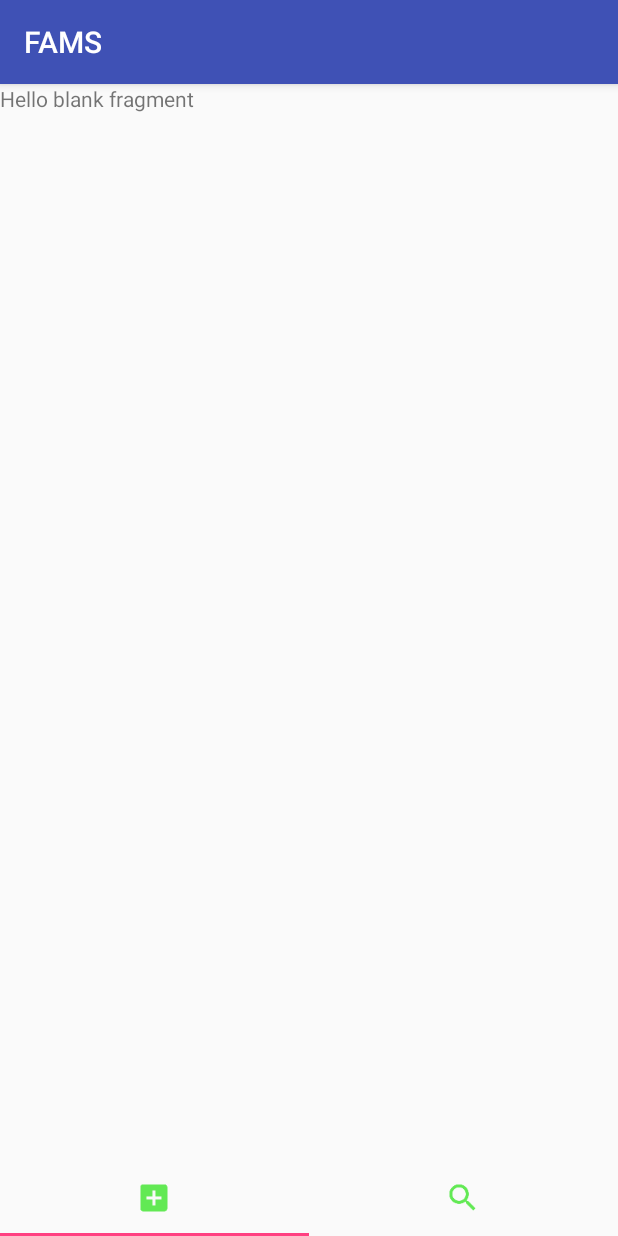
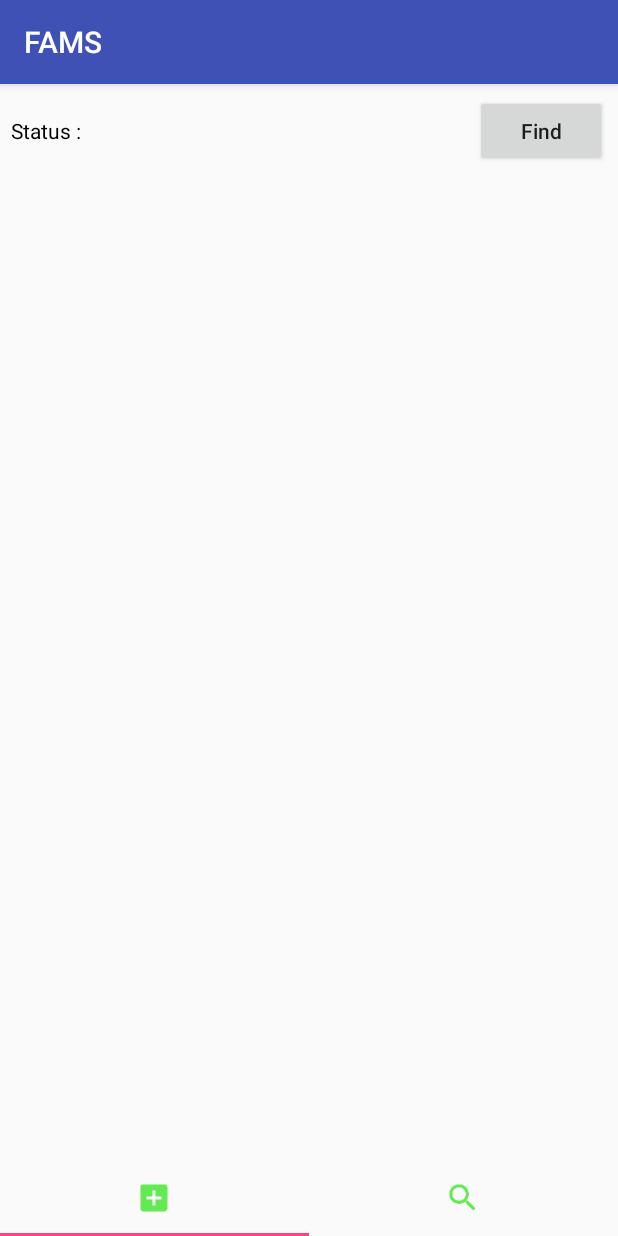
Before and after one commit to richasdy/AMS, an Android app: the screen it shows after launch (HalamanUtama), on a phone screen of 412 x 824 dp. Run offline under Robolectric (Android 15) with nearby library versions, the phone set to English and light mode, and no system bars; our stand-ins replace ButterKnife; libraries missing offline, so code that uses them is left out: com.pixplicity.easyprefs; 3 statements that could not run were skipped.

Commit message:
add paired device data

```diff
--- a/app/src/main/java/com/inventaris/fams/Fragment/AddData.java
+++ b/app/src/main/java/com/inventaris/fams/Fragment/AddData.java
@@ -1,13 +1,18 @@
 package com.inventaris.fams.Fragment;
 
 
+import android.content.Intent;
 import android.os.Bundle;
 import android.support.v4.app.Fragment;
 import android.view.LayoutInflater;
 import android.view.View;
 import android.view.ViewGroup;
 
+import com.inventaris.fams.CariDevice;
 import com.inventaris.fams.R;
+
+import butterknife.ButterKnife;
+import butterknife.OnClick;
 
 /**
  * A simple {@link Fragment} subclass.
@@ -24,7 +29,15 @@ public class AddData extends Fragment {
     public View onCreateView(LayoutInflater inflater, ViewGroup container,
                              Bundle savedInstanceState) {
         // Inflate the layout for this fragment
-        return inflater.inflate(R.layout.fragment_add_data, container, false);
+        View view = inflater.inflate(R.layout.fragment_add_data, container, false);
+        ButterKnife.bind(this, view);
+
+        return view;
+    }
+
+    @OnClick(R.id.btn_cari)
+    void cari() {
+        startActivity(new Intent(AddData.this.getContext(), CariDevice.class));
     }
 
 }
--- a/app/src/main/res/layout/fragment_add_data.xml
+++ b/app/src/main/res/layout/fragment_add_data.xml
@@ -4,10 +4,42 @@
     android:layout_height="match_parent"
     tools:context="com.inventaris.fams.Fragment.AddData">
 
-    <!-- TODO: Update blank fragment layout -->
-    <TextView
+    <RelativeLayout
         android:layout_width="match_parent"
-        android:layout_height="match_parent"
-        android:text="@string/hello_blank_fragment" />
+        android:layout_height="match_parent">
+
+        <LinearLayout
+            android:layout_width="match_parent"
+            android:layout_height="wrap_content"
+            android:layout_margin="7dp"
+            android:orientation="vertical">
+
+            <RelativeLayout
+                android:layout_width="match_parent"
+                android:layout_height="wrap_content">
+
+                <TextView
+                    android:id="@+id/txtStatus"
+                    android:layout_width="wrap_content"
+                    android:layout_height="wrap_content"
+                    android:layout_centerVertical="true"
+                    android:gravity="center"
+                    android:text="Status : "
+                    android:textColor="@android:color/black" />
+
+                <Button
+                    android:id="@+id/btn_cari"
+                    android:layout_width="wrap_content"
+                    android:layout_height="wrap_content"
+                    android:layout_alignParentEnd="true"
+                    android:layout_alignParentRight="true"
+                    android:text="Find"
+                    android:textAllCaps="false" />
+            </RelativeLayout>
+
+
+        </LinearLayout>
+
+    </RelativeLayout>
 
 </FrameLayout>
--- a/app/src/main/res/values/strings.xml
+++ b/app/src/main/res/values/strings.xml
@@ -4,4 +4,5 @@
 
     <!-- TODO: Remove or change this placeholder text -->
     <string name="hello_blank_fragment">Hello blank fragment</string>
+    <string name="title_activity_cari_device">CariDevice</string>
 </resources>
```
Also changed, not shown: app/src/main/AndroidManifest.xml (+8 -1 lines), app/src/main/java/com/inventaris/fams/Adapter/AdapterPairedDevices.java (added, +56 -0 lines), app/src/main/java/com/inventaris/fams/CariDevice.java (added, +139 -0 lines), app/src/main/java/com/inventaris/fams/Model/PairedDevice.java (added, +30 -0 lines), app/src/main/res/layout/activity_cari_device.xml (added, +26 -0 lines), app/src/main/res/layout/content_cari_device.xml (added, +35 -0 lines), app/src/main/res/layout/list_row_paireddevices.xml (added, +28 -0 lines).
